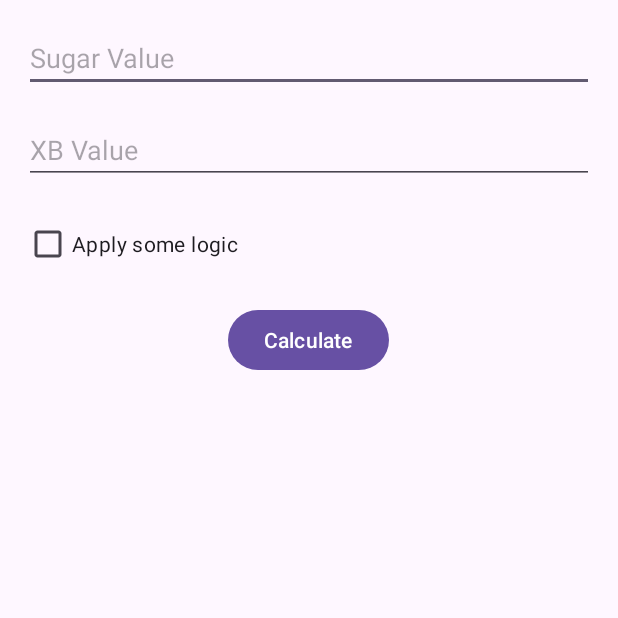
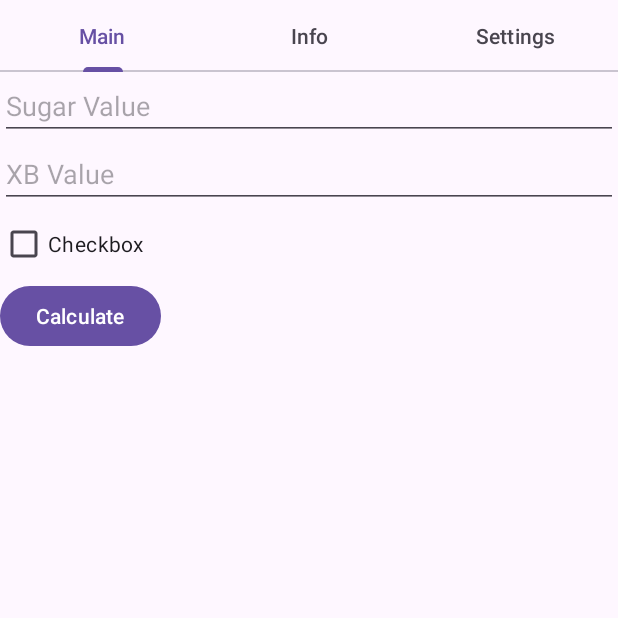
Before and after one commit to Pashost/DiabetesApp_Mobile, an Android app: the screen it shows after launch (MainActivity), on a phone screen of 412 x 824 dp, the top half of it. Run offline under Robolectric (Android 15) with nearby library versions, the phone set to English and light mode, and no system bars; our stand-ins replace Firebase (no records; nobody signed in at launch, a user with empty details on screens opened directly).

```diff
--- a/app/build.gradle.kts
+++ b/app/build.gradle.kts
@@ -36,6 +36,7 @@ dependencies {
     implementation("com.google.android.material:material:1.4.0")
     implementation("androidx.activity:activity:1.4.0")
     implementation("androidx.constraintlayout:constraintlayout:2.1.3")
+    implementation(libs.swiperefreshlayout)
     testImplementation("junit:junit:4.13.2")
     androidTestImplementation("androidx.test.ext:junit:1.1.3")
     androidTestImplementation("androidx.test.espresso:espresso-core:3.4.0")
--- a/app/src/main/java/com/example/diabetes_app_mobile/MainActivity.java
+++ b/app/src/main/java/com/example/diabetes_app_mobile/MainActivity.java
@@ -1,104 +1,42 @@
 package com.example.diabetes_app_mobile;
 
 import android.os.Bundle;
-import android.view.View;
-import android.widget.Button;
-import android.widget.CheckBox;
-import android.widget.EditText;
-import android.widget.Toast;
-import androidx.annotation.NonNull;
 import androidx.appcompat.app.AppCompatActivity;
-import com.google.android.gms.tasks.OnFailureListener;
-import com.google.android.gms.tasks.OnSuccessListener;
-import com.google.firebase.database.DatabaseReference;
-import com.google.firebase.database.FirebaseDatabase;
-import java.util.Calendar;
+import androidx.viewpager2.widget.ViewPager2;
+import com.google.android.material.tabs.TabLayout;
 
 public class MainActivity extends AppCompatActivity {
-    private EditText sugarEditText;
-    private EditText xbEditText;
-    private CheckBox checkBox;
-    private DatabaseReference database;
+    TabLayout tabLayout;
+    ViewPager2 viewPager2;
+    Pager_adapter pagerAdapter;
 
     @Override
     protected void onCreate(Bundle savedInstanceState) {
         super.onCreate(savedInstanceState);
         setContentView(R.layout.activity_main);
 
-        sugarEditText = findViewById(R.id.sugarEditText);
-        xbEditText = findViewById(R.id.xbEditText);
-        checkBox = findViewById(R.id.checkBox);
-        Button calculateButton = findViewById(R.id.calculateButton);
+        // Find TabLayout and ViewPager2 by their IDs
+        tabLayout = findViewById(R.id.tabLayout);
+        viewPager2 = findViewById(R.id.viewPager);
 
-        FirebaseDatabase firebaseDatabase = FirebaseDatabase.getInstance();
-        database = firebaseDatabase.getReference("insulin_values");
+        // Create an instance of Pager_adapter
+        pagerAdapter = new Pager_adapter(this);
 
-        calculateButton.setOnClickListener(new View.OnClickListener() {
+        // Set the adapter to the ViewPager2
+        viewPager2.setAdapter(pagerAdapter);
+
+        // Add a TabLayout.OnTabSelectedListener to synchronize TabLayout with ViewPager2
+        tabLayout.addOnTabSelectedListener(new TabLayout.OnTabSelectedListener() {
             @Override
-            public void onClick(View v) {
-                calculateInsulin();
+            public void onTabSelected(TabLayout.Tab tab) {
+                viewPager2.setCurrentItem(tab.getPosition());
             }
+
+            @Override
+            public void onTabUnselected(TabLayout.Tab tab) {}
+
+            @Override
+            public void onTabReselected(TabLayout.Tab tab) {}
         });
     }
-
-    private void calculateInsulin() {
-        try {
-            double sugarValue = Double.parseDouble(sugarEditText.getText().toString());
-            double xbValue = Double.parseDouble(xbEditText.getText().toString());
-
-            if (checkBox.isChecked()) {
-                // Apply some logic here if checkbox is checked
-            }
-
-            double insulinValue = calculateInsulinValue(sugarValue, xbValue);
-            saveData(insulinValue, sugarValue, xbValue);
-            Toast.makeText(MainActivity.this, "Insulin Value: " + insulinValue, Toast.LENGTH_SHORT).show();
-        } catch (NumberFormatException e) {
-            Toast.makeText(MainActivity.this, "Invalid input. Please enter valid numbers.", Toast.LENGTH_SHORT).show();
-        }
-    }
-
-    private double calculateInsulinValue(double sugar, double xb) {
-        if (sugar >= 6) {
-            return (sugar - 6) / 2 + xb;
-        } else {
-            return xb;
-        }
-    }
-
-    private void saveData(double insulinValue, double sugarValue, double xbValue) {
-        try {
-            DatabaseReference newEntryRef = database.push();
-
-            Calendar calendar = Calendar.getInstance();
-            int year = calendar.get(Calendar.YEAR);
-            int month = calendar.get(Calendar.MONTH) + 1;
-            int day = calendar.get(Calendar.DAY_OF_MONTH);
-            int hour = calendar.get(Calendar.HOUR_OF_DAY);
-            int minute = calendar.get(Calendar.MINUTE);
-            int second = calendar.get(Calendar.SECOND);
-
-            newEntryRef.child("Year").setValue(year);
-            newEntryRef.child("Month").setValue(month);
-            newEntryRef.child("Day").setValue(day);
-            newEntryRef.child("Hour").setValue(hour);
-            newEntryRef.child("Minute").setValue(minute);
-            newEntryRef.child("Second").setValue(second);
-            newEntryRef.child("SugarValue").setValue(sugarValue);
-            newEntryRef.child("FoodCoefficient").setValue(xbValue);
-            newEntryRef.child("InsulinValue").setValue(insulinValue)
-                    .addOnSuccessListener(new OnSuccessListener<Void>() {
-                        @Override
-                        public void onSuccess(Void aVoid) {
-                        }
-                    })
-                    .addOnFailureListener(new OnFailureListener() {
-                        @Override
-                        public void onFailure(@NonNull Exception e) {
-                        }
-                    });
-        } catch (Exception e) {
-            e.printStackTrace();
-        }
-    }
 }
--- /dev/null
+++ b/app/src/main/java/com/example/diabetes_app_mobile/Pager_adapter.java
@@ -0,0 +1,37 @@
+package com.example.diabetes_app_mobile;
+
+import androidx.annotation.NonNull;
+import androidx.fragment.app.Fragment;
+import androidx.fragment.app.FragmentActivity;
+import androidx.viewpager2.adapter.FragmentStateAdapter;
+
+import com.example.diabetes_app_mobile.fragments.Settings;
+import com.example.diabetes_app_mobile.fragments.DatabaseReaderFragment;
+import com.example.diabetes_app_mobile.fragments.Values_taker;
+
+public class Pager_adapter extends FragmentStateAdapter {
+    public Pager_adapter(@NonNull FragmentActivity fragmentActivity) {
+        super(fragmentActivity);
+    }
+
+    @NonNull
+    @Override
+    public Fragment createFragment(int position) {
+        switch (position){
+            case 0:
+               return new Values_taker();
+            case 1:
+                return new DatabaseReaderFragment();
+            case 2:
+                return new Settings();
+            default:
+                return new Values_taker();
+
+        }
+    }
+
+    @Override
+    public int getItemCount() {
+        return 3;
+    }
+}
--- /dev/null
+++ b/app/src/main/java/com/example/diabetes_app_mobile/fragments/Values_taker.java
@@ -0,0 +1,122 @@
+package com.example.diabetes_app_mobile.fragments;
+
+import android.annotation.SuppressLint;
+import android.os.Bundle;
+import android.view.LayoutInflater;
+import android.view.View;
+import android.view.ViewGroup;
+import android.widget.Button;
+import android.widget.CheckBox;
+import android.widget.EditText;
+import android.widget.Toast;
+import androidx.annotation.NonNull;
+import androidx.annotation.Nullable;
+import androidx.fragment.app.Fragment;
+import com.example.diabetes_app_mobile.R;
+import com.google.android.gms.tasks.OnFailureListener;
+import com.google.android.gms.tasks.OnSuccessListener;
+import com.google.firebase.database.DatabaseReference;
+import com.google.firebase.database.FirebaseDatabase;
+import java.util.Calendar;
+
+public class Values_taker extends Fragment {
+    private EditText sugarEditText;
+    private EditText xbEditText;
+    private CheckBox checkBox;
+    private DatabaseReference database;
+
+    public Values_taker() {
+
+    }
+
+    @Override
+    public void onCreate(Bundle savedInstanceState) {
+        super.onCreate(savedInstanceState);
+    }
+
+    @SuppressLint("MissingInflatedId")
+    @Override
+    public View onCreateView(LayoutInflater inflater, ViewGroup container,
+                             Bundle savedInstanceState) {
+        // Inflate the layout for this fragment
+        View view = inflater.inflate(R.layout.fragment_values_taker, container, false);
+
+        sugarEditText = view.findViewById(R.id.sugarEditText);
+        xbEditText = view.findViewById(R.id.xbEditText);
+        checkBox = view.findViewById(R.id.checkBox);
+        Button calculateButton = view.findViewById(R.id.calculateButton);
+
+        FirebaseDatabase firebaseDatabase = FirebaseDatabase.getInstance();
+        database = firebaseDatabase.getReference("insulin_values");
+
+        calculateButton.setOnClickListener(new View.OnClickListener() {
+            @Override
+            public void onClick(View v) {
+                calculateInsulin();
+            }
+        });
+
+        return view;
+    }
+
+    private void calculateInsulin() {
+        try {
+            double sugarValue = Double.parseDouble(sugarEditText.getText().toString());
+            double xbValue = Double.parseDouble(xbEditText.getText().toString());
+
+            if (checkBox.isChecked()) {
+                // Apply some logic here if checkbox is checked
+            }
+
+            double insulinValue = calculateInsulinValue(sugarValue, xbValue);
+            saveData(insulinValue, sugarValue, xbValue);
+            Toast.makeText(getContext(), "Insulin Value: " + insulinValue, Toast.LENGTH_SHORT).show();
+        } catch (NumberFormatException e) {
+            Toast.makeText(getContext(), "Invalid input. Please enter valid numbers.", Toast.LENGTH_SHORT).show();
+        }
+    }
+
+    private double calculateInsulinValue(double sugar, double xb) {
+        if (sugar >= 6) {
+            return (sugar - 6) / 2 + xb;
+        } else {
+            return xb;
+        }
+    }
+
+    private void saveData(double insulinValue, double sugarValue, double xbValue) {
+        try {
+            DatabaseReference newEntryRef = database.push();
+
+            Calendar calendar = Calendar.getInstance();
+            int year = calendar.get(Calendar.YEAR);
+            int month = calendar.get(Calendar.MONTH) + 1;
+            int day = calendar.get(Calendar.DAY_OF_MONTH);
+            int hour = calendar.get(Calendar.HOUR_OF_DAY);
+            int minute = calendar.get(Calendar.MINUTE);
+            int second = calendar.get(Calendar.SECOND);
+
+            newEntryRef.child("Year").setValue(year);
+            newEntryRef.child("Month").setValue(month);
+            newEntryRef.child("Day").setValue(day);
+            newEntryRef.child("Hour").setValue(hour);
+            newEntryRef.child("Minute").setValue(minute);
+            newEntryRef.child("Second").setValue(second);
+            newEntryRef.child("SugarValue").setValue(sugarValue);
+            newEntryRef.child("FoodCoefficient").setValue(xbValue);
+            newEntryRef.child("InsulinValue").setValue(insulinValue)
+                    .addOnSuccessListener(new OnSuccessListener<Void>() {
+                        @Override
+                        public void onSuccess(Void aVoid) {
+                        }
+                    })
+                    .addOnFailureListener(new OnFailureListener() {
+                        @Override
+                        public void onFailure(@NonNull Exception e) {
+                        }
+                    });
+        } catch (Exception e) {
+            e.printStackTrace();
+        }
+    }
+}
--- /dev/null
+++ b/app/src/main/res/drawable/baseline_ad_units_24.xml
@@ -0,0 +1,5 @@
+<vector xmlns:android="http://schemas.android.com/apk/res/android" android:height="24dp" android:tint="#000000" android:viewportHeight="24" android:viewportWidth="24" android:width="24dp">
+
+    <path android:fillColor="@android:color/white" android:pathData="M17,1L7,1c-1.1,0 -2,0.9 -2,2v18c0,1.1 0.9,2 2,2h10c1.1,0 2,-0.9 2,-2L19,3c0,-1.1 -0.9,-2 -2,-2zM17,19L7,19L7,5h10v14zM8,6h8v2L8,8z"/>
+
+</vector>
--- /dev/null
+++ b/app/src/main/res/drawable/baseline_home_24.xml
@@ -0,0 +1,5 @@
+<vector xmlns:android="http://schemas.android.com/apk/res/android" android:height="24dp" android:tint="#000000" android:viewportHeight="24" android:viewportWidth="24" android:width="24dp">
+
+    <path android:fillColor="@android:color/white" android:pathData="M10,20v-6h4v6h5v-8h3L12,3 2,12h3v8z"/>
+
+</vector>
--- /dev/null
+++ b/app/src/main/res/drawable/baseline_settings_24.xml
@@ -0,0 +1,5 @@
+<vector xmlns:android="http://schemas.android.com/apk/res/android" android:height="24dp" android:tint="#000000" android:viewportHeight="24" android:viewportWidth="24" android:width="24dp">
+
+    <path android:fillColor="@android:color/white" android:pathData="M19.14,12.94c0.04,-0.3 0.06,-0.61 0.06,-0.94c0,-0.32 -0.02,-0.64 -0.07,-0.94l2.03,-1.58c0.18,-0.14 0.23,-0.41 0.12,-0.61l-1.92,-3.32c-0.12,-0.22 -0.37,-0.29 -0.59,-0.22l-2.39,0.96c-0.5,-0.38 -1.03,-0.7 -1.62,-0.94L14.4,2.81c-0.04,-0.24 -0.24,-0.41 -0.48,-0.41h-3.84c-0.24,0 -0.43,0.17 -0.47,0.41L9.25,5.35C8.66,5.59 8.12,5.92 7.63,6.29L5.24,5.33c-0.22,-0.08 -0.47,0 -0.59,0.22L2.74,8.87C2.62,9.08 2.66,9.34 2.86,9.48l2.03,1.58C4.84,11.36 4.8,11.69 4.8,12s0.02,0.64 0.07,0.94l-2.03,1.58c-0.18,0.14 -0.23,0.41 -0.12,0.61l1.92,3.32c0.12,0.22 0.37,0.29 0.59,0.22l2.39,-0.96c0.5,0.38 1.03,0.7 1.62,0.94l0.36,2.54c0.05,0.24 0.24,0.41 0.48,0.41h3.84c0.24,0 0.44,-0.17 0.47,-0.41l0.36,-2.54c0.59,-0.24 1.13,-0.56 1.62,-0.94l2.39,0.96c0.22,0.08 0.47,0 0.59,-0.22l1.92,-3.32c0.12,-0.22 0.07,-0.47 -0.12,-0.61L19.14,12.94zM12,15.6c-1.98,0 -3.6,-1.62 -3.6,-3.6s1.62,-3.6 3.6,-3.6s3.6,1.62 3.6,3.6S13.98,15.6 12,15.6z"/>
+
+</vector>
--- a/app/src/main/res/layout/activity_main.xml
+++ b/app/src/main/res/layout/activity_main.xml
@@ -1,42 +1,46 @@
-<?xml version="1.0" encoding="utf-8"?>
-<RelativeLayout xmlns:android="http://schemas.android.com/apk/res/android"
+<androidx.constraintlayout.widget.ConstraintLayout
+    xmlns:android="http://schemas.android.com/apk/res/android"
+    xmlns:app="http://schemas.android.com/apk/res-auto"
     xmlns:tools="http://schemas.android.com/tools"
+    android:id="@+id/main"
     android:layout_width="match_parent"
     android:layout_height="match_parent"
-    android:padding="16dp"
     tools:context=".MainActivity">
 
-    <EditText
-        android:id="@+id/sugarEditText"
-        android:layout_width="match_parent"
+    <com.google.android.material.tabs.TabLayout
+        android:id="@+id/tabLayout"
+        android:layout_width="0dp"
         android:layout_height="wrap_content"
-        android:hint="Sugar Value"
-        android:inputType="numberDecimal"/>
+        app:layout_constraintTop_toTopOf="parent"
+        app:layout_constraintStart_toStartOf="parent"
+        app:layout_constraintEnd_toEndOf="parent"
+        app:tabGravity="fill"
+        app:tabMode="fixed">
 
-    <EditText
-        android:id="@+id/xbEditText"
-        android:layout_width="match_parent"
-        android:layout_height="wrap_content"
-        android:layout_below="@id/sugarEditText"
-        android:layout_marginTop="16dp"
-        android:hint="XB Value"
-        android:inputType="numberDecimal"/>
+        <com.google.android.material.tabs.TabItem
+            android:layout_width="wrap_content"
+            android:layout_height="wrap_content"
+            android:text="Main" />
 
-    <CheckBox
-        android:id="@+id/checkBox"
-        android:layout_width="wrap_content"
-        android:layout_height="wrap_content"
-        android:layout_below="@id/xbEditText"
-        android:layout_marginTop="16dp"
-        android:text="Apply some logic"/>
+        <com.google.android.material.tabs.TabItem
+            android:layout_width="wrap_content"
+            android:layout_height="wrap_content"
+            android:text="Info" />
 
-    <Button
-        android:id="@+id/calculateButton"
-        android:layout_width="wrap_content"
-        android:layout_height="wrap_content"
-        android:layout_below="@id/checkBox"
-        android:layout_marginTop="16dp"
-        android:text="Calculate"
-        android:layout_centerHorizontal="true"/>
+        <com.google.android.material.tabs.TabItem
+            android:layout_width="wrap_content"
+            android:layout_height="wrap_content"
+            android:text="Settings" />
 
-</RelativeLayout>
+    </com.google.android.material.tabs.TabLayout>
+
+    <androidx.viewpager2.widget.ViewPager2
+        android:id="@+id/viewPager"
+        android:layout_width="0dp"
+        android:layout_height="0dp"
+        app:layout_constraintTop_toBottomOf="@id/tabLayout"
+        app:layout_constraintStart_toStartOf="parent"
+        app:layout_constraintEnd_toEndOf="parent"
+        app:layout_constraintBottom_toBottomOf="parent" />
+
+</androidx.constraintlayout.widget.ConstraintLayout>
--- /dev/null
+++ b/app/src/main/res/layout/fragment_values_taker.xml
@@ -0,0 +1,35 @@
+<?xml version="1.0" encoding="utf-8"?>
+<LinearLayout xmlns:android="http://schemas.android.com/apk/res/android"
+    xmlns:tools="http://schemas.android.com/tools"
+    android:layout_width="match_parent"
+    android:layout_height="match_parent"
+    android:orientation="vertical"
+    tools:context=".fragments.Values_taker">
+
+    <EditText
+        android:id="@+id/sugarEditText"
+        android:layout_width="match_parent"
+        android:layout_height="wrap_content"
+        android:hint="Sugar Value"
+        android:inputType="numberDecimal" />
+
+    <EditText
+        android:id="@+id/xbEditText"
+        android:layout_width="match_parent"
+        android:layout_height="wrap_content"
+        android:hint="XB Value"
+        android:inputType="numberDecimal" />
+
+    <CheckBox
+        android:id="@+id/checkBox"
+        android:layout_width="wrap_content"
+        android:layout_height="wrap_content"
+        android:text="Checkbox" />
+
+    <Button
+        android:id="@+id/calculateButton"
+        android:layout_width="wrap_content"
+        android:layout_height="wrap_content"
+        android:text="Calculate" />
+
+</LinearLayout>
--- /dev/null
+++ b/app/src/main/res/values/ids.xml
@@ -0,0 +1,5 @@
+<?xml version="1.0" encoding="utf-8"?>
+<resources>
+    <item name="databaseTextView" type="id" />
+    <item name="containerLayout" type="id" />
+</resources>
--- a/app/src/main/res/values/strings.xml
+++ b/app/src/main/res/values/strings.xml
@@ -1,3 +1,5 @@
 <resources>
     <string name="app_name">Diabetes_App_Mobile</string>
+    <!-- TODO: Remove or change this placeholder text -->
+    <string name="hello_blank_fragment">Hello blank fragment</string>
 </resources>
--- a/gradle/libs.versions.toml
+++ b/gradle/libs.versions.toml
@@ -9,6 +9,7 @@ activity = "1.8.0"
 constraintlayout = "2.1.4"
 playServicesTasks = "18.1.0"
 firebaseDatabase = "20.3.1"
+swiperefreshlayout = "1.1.0"
 
 [libraries]
 junit = { group = "junit", name = "junit", version.ref = "junit" }
@@ -20,6 +21,7 @@ activity = { group = "androidx.activity", name = "activity", version.ref = "acti
 constraintlayout = { group = "androidx.constraintlayout", name = "constraintlayout", version.ref = "constraintlayout" }
 play-services-tasks = { group = "com.google.android.gms", name = "play-services-tasks", version.ref = "playServicesTasks" }
 firebase-database = { group = "com.google.firebase", name = "firebase-database", version.ref = "firebaseDatabase" }
+swiperefreshlayout = { group = "androidx.swiperefreshlayout", name = "swiperefreshlayout", version.ref = "swiperefreshlayout" }
 
 [plugins]
 androidApplication = { id = "com.android.application", version.ref = "agp" }
```
Also changed, not shown: app/src/main/java/com/example/diabetes_app_mobile/fragments/DatabaseReaderFragment.java (added, +112 -0 lines), app/src/main/java/com/example/diabetes_app_mobile/fragments/Settings.java (added, +21 -0 lines), app/src/main/res/layout/fragment_settings.xml (added, +14 -0 lines), app/src/main/res/layout/fragment_values_reader.xml (added, +29 -0 lines), app/src/main/res/menu/bottom_navigattion.xml (added, +14 -0 lines), app/src/main/res/values/styles.xml (added, +7 -0 lines).
